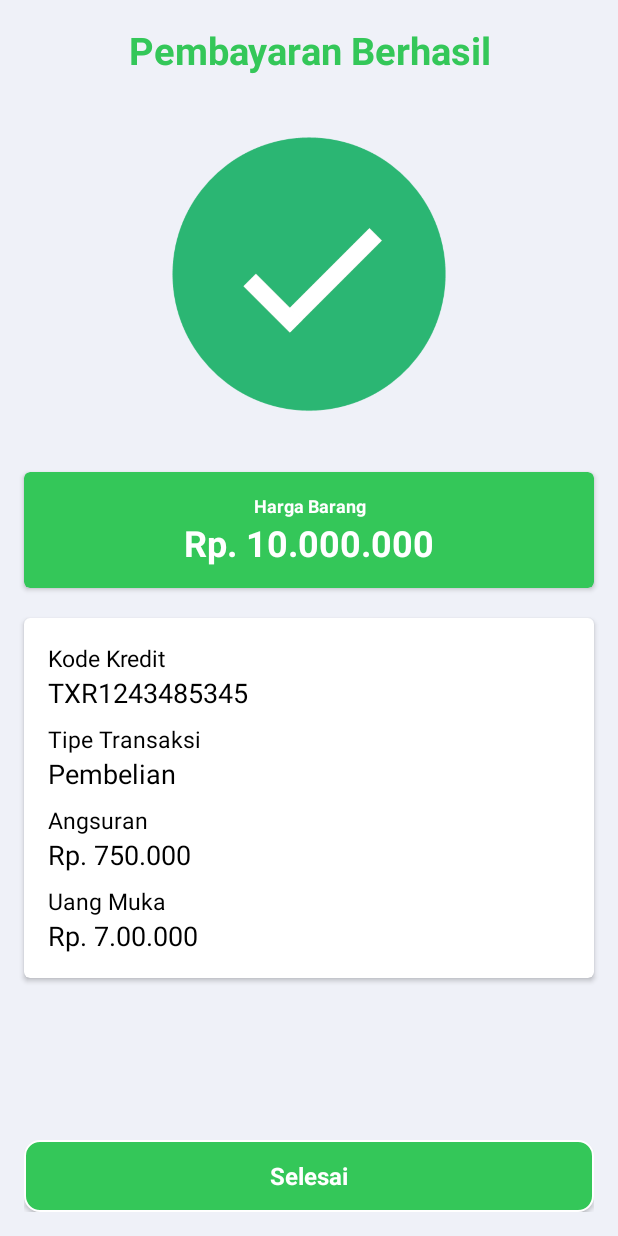
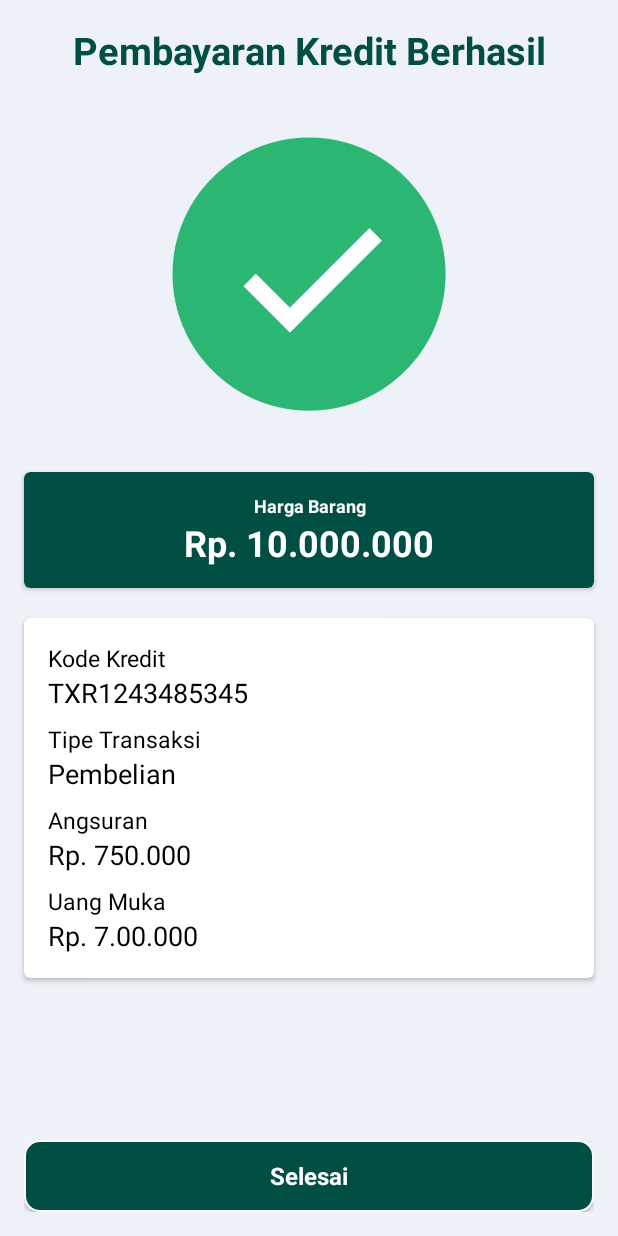
Before and after one commit to firzagustama/miniproject, an Android app: the layout success_payment.xml on its own in the app's theme, with its tools: preview values and no code run, on a phone screen of 412 x 824 dp. Run offline under Robolectric (Android 15) with nearby library versions, the phone set to English and light mode, and no system bars.

Commit message:
Update Color

```diff
--- a/app/src/main/res/layout/success_payment.xml
+++ b/app/src/main/res/layout/success_payment.xml
@@ -10,7 +10,7 @@
     <TextView
         android:layout_width="match_parent"
         android:layout_height="wrap_content"
-        android:text="Pembayaran Berhasil"
+        android:text="Pembayaran Kredit Berhasil"
         android:textSize="25sp"
         android:textAlignment="center"
         android:textColor="@color/hijauGade"
--- a/app/src/main/res/values/colors.xml
+++ b/app/src/main/res/values/colors.xml
@@ -31,7 +31,7 @@
     <color name="translucent_white">#88ffffff</color>
     <color name="fb">#3b5998</color>
     <color name="google">#d34836</color>
-    <color name="hijauGade">#34c759</color>
+    <color name="hijauGade">#004e44</color>
     <!--Design colors-->
     <color name="red_dark">#F06423</color>
     <color name="red_dark2">#D85A1B</color>
```
